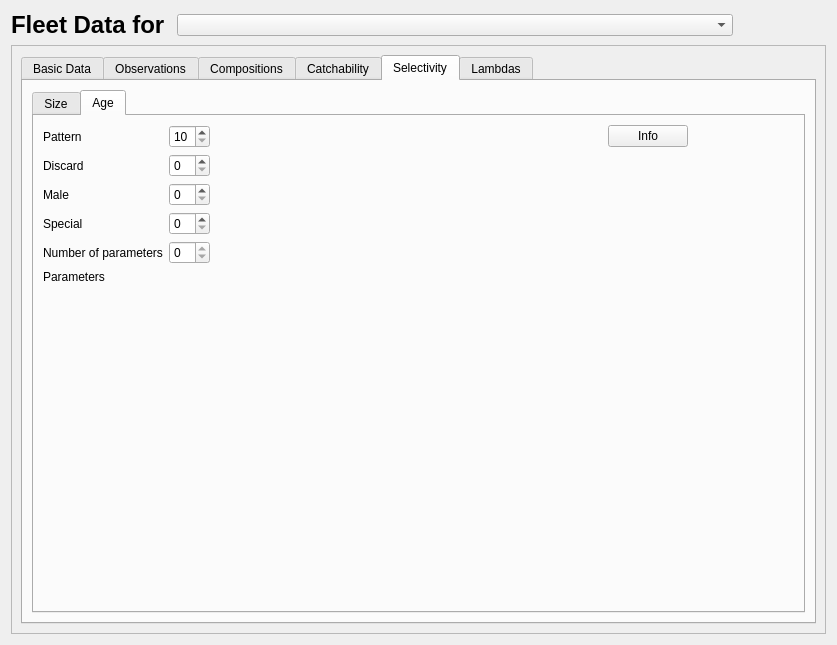
Above: src/fleet_widget.ui from nmfs-ost/ss3-ssi before the change. Below: the same form after it.
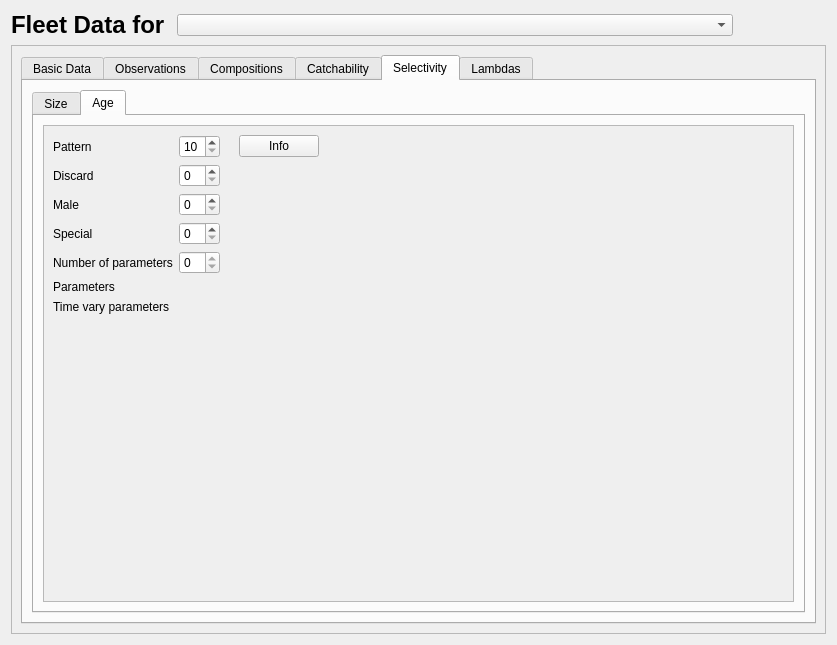
That is the form after the change. The open tabs and pages were chosen to show the change. Icons and pictures are not drawn.

Commit message: Changed reading control file for new time-varying parameters

What changed in the file:
```diff
--- a/src/fleet_widget.ui
+++ b/src/fleet_widget.ui
@@ -1508,7 +1508,45 @@
              </attribute>
              <layout class="QVBoxLayout" name="verticalLayout_10">
               <item>
+               <widget class="QScrollArea" name="scrollArea_2">
+                <property name="widgetResizable">
+                 <bool>true</bool>
+                </property>
+                <widget class="QWidget" name="scrollAreaWidgetContents_2">
+                 <property name="geometry">
+                  <rect>
+                   <x>0</x>
+                   <y>0</y>
+                   <width>733</width>
+                   <height>422</height>
+                  </rect>
+                 </property>
+                 <layout class="QVBoxLayout" name="verticalLayout_18">
+                  <item>
                <layout class="QGridLayout" name="gridLayout_selex_age">
+                    <item row="7" column="0">
+                     <widget class="QLabel" name="label_selex_age_timevary_parms">
+                      <property name="text">
+                       <string>Time vary parameters</string>
+                      </property>
+                     </widget>
+                    </item>
+                    <item row="8" column="5">
+                     <spacer name="verticalSpacer_7">
+                      <property name="orientation">
+                       <enum>Qt::Vertical</enum>
+                      </property>
+                      <property name="sizeHint" stdset="0">
+                       <size>
+                        <width>20</width>
+                        <height>40</height>
+                       </size>
+                      </property>
+                     </spacer>
+                    </item>
+                    <item row="8" column="0" colspan="5">
+                     <layout class="QVBoxLayout" name="verticalLayout_selex_age_timevary_parms"/>
+                    </item>
                 <item row="0" column="2">
                  <widget class="QLabel" name="label_selex_age_pattern_info">
                   <property name="text">
@@ -1516,19 +1554,6 @@
                   </property>
                  </widget>
                 </item>
-                <item row="6" column="0">
-                 <spacer name="verticalSpacer_4">
-                  <property name="orientation">
-                   <enum>Qt::Vertical</enum>
-                  </property>
-                  <property name="sizeHint" stdset="0">
-                   <size>
-                    <width>20</width>
-                    <height>40</height>
-                   </size>
-                  </property>
-                 </spacer>
-                </item>
                 <item row="0" column="0">
                  <widget class="QLabel" name="label_selex_age_pattern">
                   <property name="text">
@@ -1556,22 +1581,6 @@
                   </property>
                  </widget>
                 </item>
-                <item row="0" column="5">
-                 <spacer name="horizontalSpacer_21">
-                  <property name="orientation">
-                   <enum>Qt::Horizontal</enum>
-                  </property>
-                  <property name="sizeType">
-                   <enum>QSizePolicy::Fixed</enum>
-                  </property>
-                  <property name="sizeHint" stdset="0">
-                   <size>
-                    <width>100</width>
-                    <height>20</height>
-                   </size>
-                  </property>
-                 </spacer>
-                </item>
                 <item row="3" column="0">
                  <widget class="QLabel" name="label_selex_age_special">
                   <property name="text">
@@ -1612,13 +1621,6 @@
                   </property>
                  </widget>
                 </item>
-                <item row="0" column="4">
-                 <widget class="QPushButton" name="pushButton_selex_age_pattern_info">
-                  <property name="text">
-                   <string>Info</string>
-                  </property>
-                 </widget>
-                </item>
                 <item row="5" column="0">
                  <widget class="QLabel" name="label_selex_age_params">
                   <property name="text">
@@ -1626,10 +1628,10 @@
                   </property>
                  </widget>
                 </item>
-                <item row="5" column="1" rowspan="2" colspan="5">
+                    <item row="6" column="0" colspan="6">
                  <layout class="QVBoxLayout" name="verticalLayout_selex_age_params"/>
                 </item>
-                <item row="0" column="3">
+                    <item row="0" column="4">
                  <spacer name="horizontalSpacer_22">
                   <property name="orientation">
                    <enum>Qt::Horizontal</enum>
@@ -1642,6 +1644,26 @@
                   </property>
                  </spacer>
                 </item>
+                    <item row="0" column="3">
+                     <widget class="QPushButton" name="pushButton_selex_age_pattern_info">
+                      <property name="text">
+                       <string>Info</string>
+                      </property>
+                     </widget>
+                    </item>
+                    <item row="0" column="5">
+                     <spacer name="horizontalSpacer_7">
+                      <property name="orientation">
+                       <enum>Qt::Horizontal</enum>
+                      </property>
+                      <property name="sizeHint" stdset="0">
+                       <size>
+                        <width>40</width>
+                        <height>20</height>
+                       </size>
+                      </property>
+                     </spacer>
+                    </item>
                </layout>
               </item>
               <item>
@@ -1652,10 +1674,14 @@
                 <property name="sizeHint" stdset="0">
                  <size>
                   <width>20</width>
-                  <height>40</height>
+                      <height>142</height>
                  </size>
                 </property>
                </spacer>
+                  </item>
+                 </layout>
+                </widget>
+               </widget>
               </item>
              </layout>
             </widget>
```
Left out of the diff: 129 changed lines with no effect on the pictures. Lines whose indentation alone changed are shown as unchanged. The commit also changes 8 other files.
